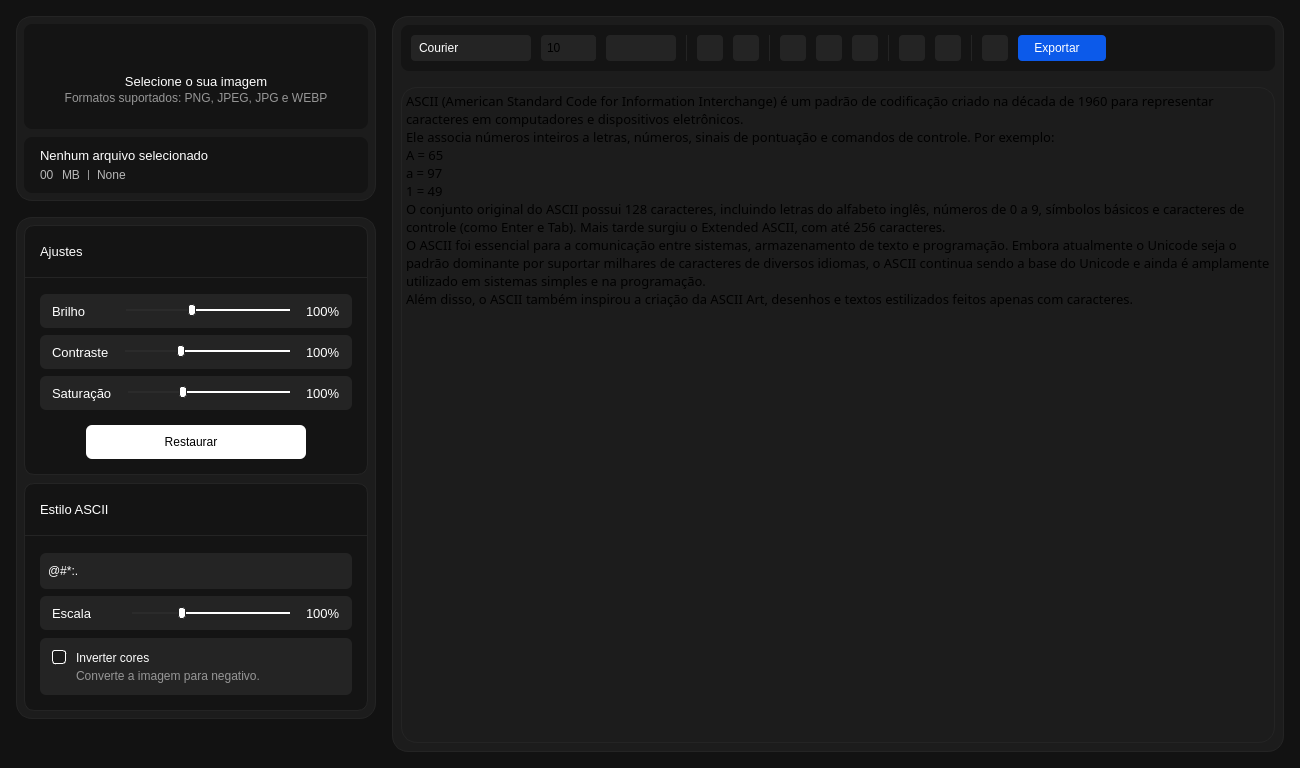
Above: ui/MainWindow.ui from alexxsouzaa/Ascyn before the change. Below: the same form after it.
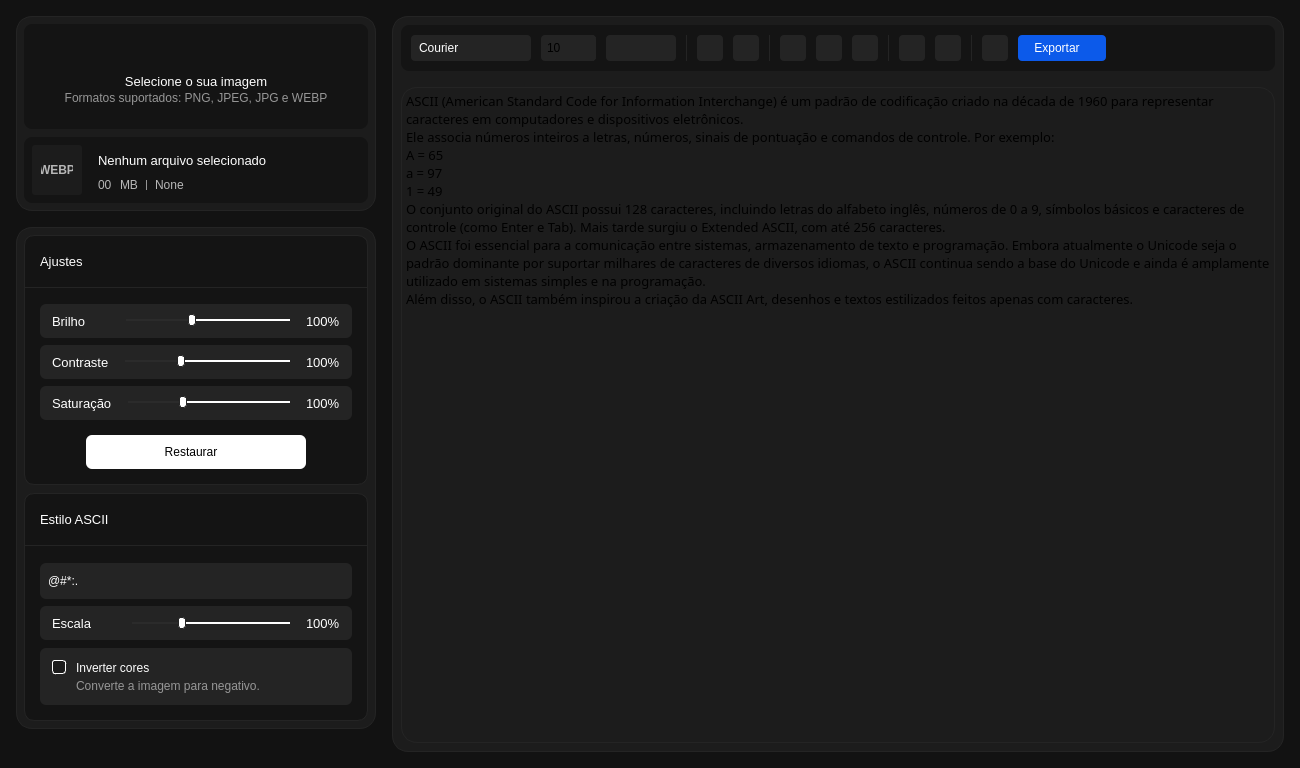
That is the form after the change. Icons and pictures are not drawn.

```diff
--- a/ui/MainWindow.ui
+++ b/ui/MainWindow.ui
@@ -301,7 +301,7 @@
              <property name="maximumSize">
               <size>
                <width>16777215</width>
-               <height>60</height>
+               <height>16777215</height>
               </size>
              </property>
              <property name="font">
@@ -323,23 +323,68 @@
 }
 </string>
              </property>
-             <layout class="QGridLayout" name="gridLayout_37">
+             <layout class="QHBoxLayout" name="horizontalLayout">
+              <property name="spacing">
+               <number>16</number>
+              </property>
               <property name="leftMargin">
-               <number>16</number>
+               <number>8</number>
               </property>
               <property name="topMargin">
                <number>8</number>
               </property>
               <property name="rightMargin">
-               <number>16</number>
+               <number>8</number>
               </property>
               <property name="bottomMargin">
                <number>8</number>
               </property>
-              <property name="spacing">
-               <number>8</number>
-              </property>
-              <item row="2" column="3">
+              <item>
+               <widget class="QFrame" name="frmFileType">
+                <property name="minimumSize">
+                 <size>
+                  <width>50</width>
+                  <height>50</height>
+                 </size>
+                </property>
+                <property name="maximumSize">
+                 <size>
+                  <width>50</width>
+                  <height>50</height>
+                 </size>
+                </property>
+                <property name="styleSheet">
+                 <string notr="true">QFrame{
+	background-color: rgb(28, 28, 28);
+	border-radius: 3px
+}</string>
+                </property>
+                <property name="frameShape">
+                 <enum>QFrame::Shape::StyledPanel</enum>
+                </property>
+                <property name="frameShadow">
+                 <enum>QFrame::Shadow::Raised</enum>
+                </property>
+                <layout class="QGridLayout" name="gridLayout_2">
+                 <item row="0" column="0">
+                  <widget class="QLabel" name="lblFileType">
+                   <property name="font">
+                    <font>
+                     <bold>true</bold>
+                    </font>
+                   </property>
+                   <property name="text">
+                    <string>WEBP</string>
+                   </property>
+                   <property name="alignment">
+                    <set>Qt::AlignmentFlag::AlignCenter</set>
+                   </property>
+                  </widget>
+                 </item>
+                </layout>
+               </widget>
+              </item>
+              <item>
                <layout class="QVBoxLayout" name="verticalLayout_71">
                 <property name="spacing">
                  <number>0</number>
```
Left out of the diff: 6 changed lines with no effect on the pictures.
